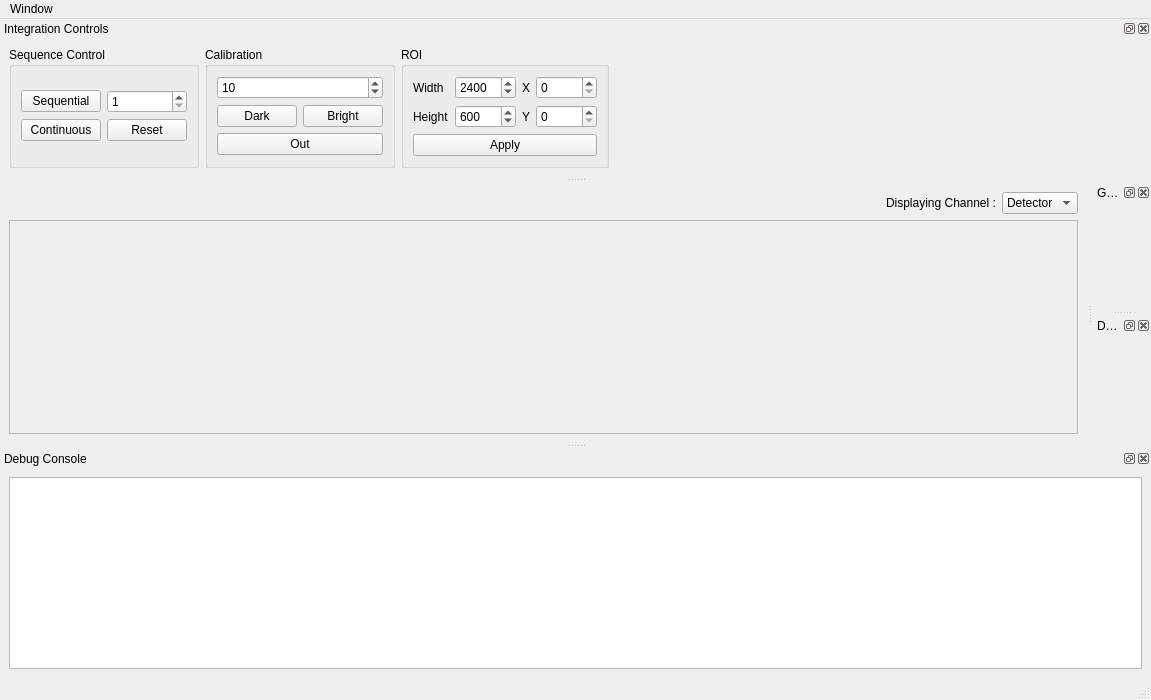
Above: mainwindow.ui from Minus-Monster/Xiso before the change. Below: the same form after it.
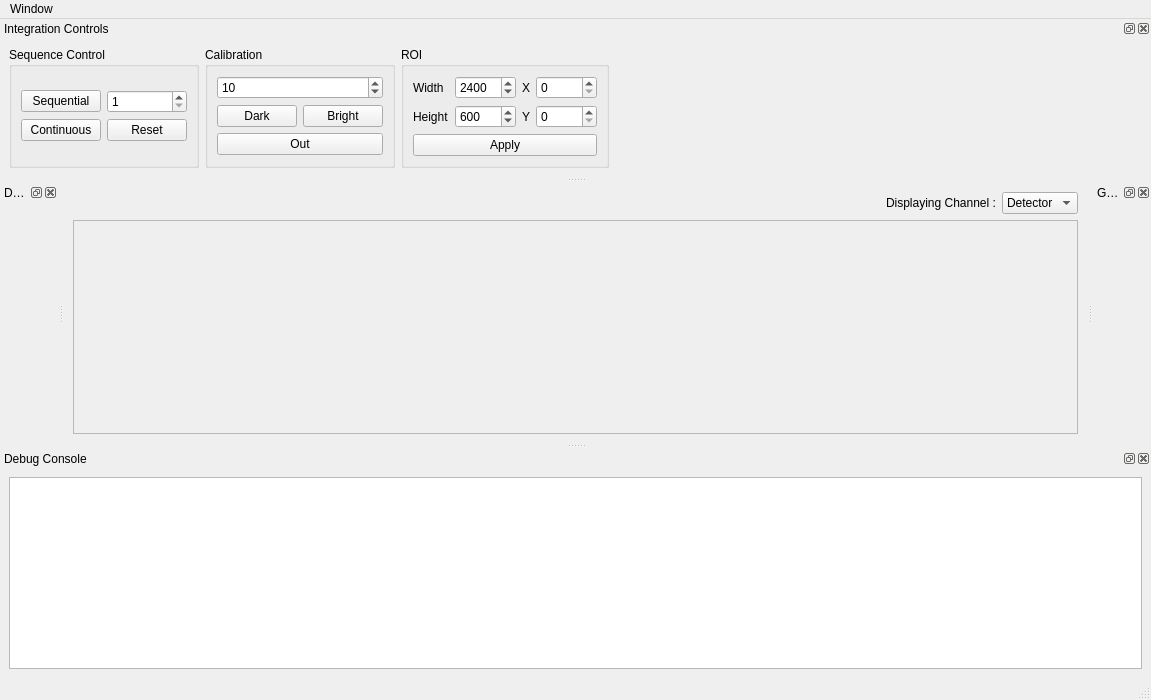
That is the form after the change. Icons and pictures are not drawn.

```diff
--- a/mainwindow.ui
+++ b/mainwindow.ui
@@ -129,21 +129,6 @@
     </layout>
    </widget>
   </widget>
-  <widget class="QDockWidget" name="dockWidget_detector">
-   <property name="windowTitle">
-    <string>Detector Settings</string>
-   </property>
-   <attribute name="dockWidgetArea">
-    <number>2</number>
-   </attribute>
-   <widget class="QWidget" name="dockWidgetContents_11">
-    <layout class="QGridLayout" name="gridLayout">
-     <item row="0" column="0">
-      <layout class="QFormLayout" name="formLayout_detector"/>
-     </item>
-    </layout>
-   </widget>
-  </widget>
   <widget class="QDockWidget" name="dockWidget_panel">
    <property name="sizePolicy">
     <sizepolicy hsizetype="Minimum" vsizetype="Minimum">
@@ -405,6 +390,21 @@
     </layout>
    </widget>
   </widget>
+  <widget class="QDockWidget" name="dockWidget_detector">
+   <property name="windowTitle">
+    <string>Detector Settings</string>
+   </property>
+   <attribute name="dockWidgetArea">
+    <number>1</number>
+   </attribute>
+   <widget class="QWidget" name="dockWidgetContents">
+    <layout class="QGridLayout" name="gridLayout_6">
+     <item row="0" column="0">
+      <layout class="QFormLayout" name="formLayout_detector"/>
+     </item>
+    </layout>
+   </widget>
+  </widget>
   <action name="actionGrabber">
    <property name="text">
     <string>Grabber</string>
```
Left out of the diff: 2 changed lines with no effect on the pictures.
